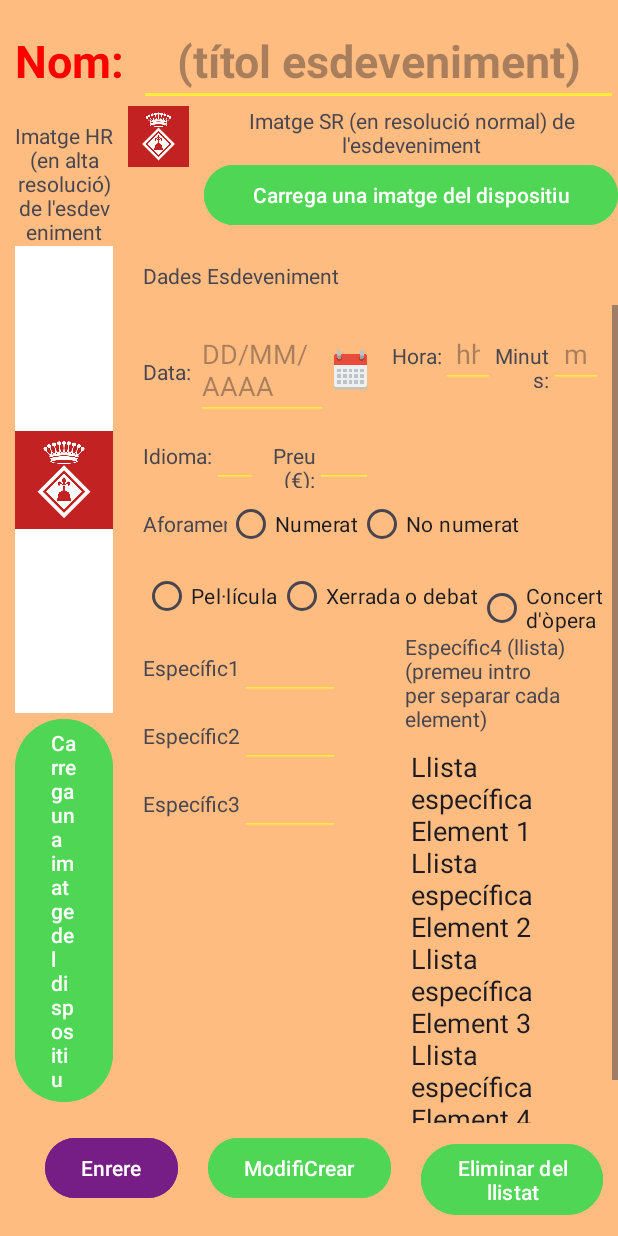
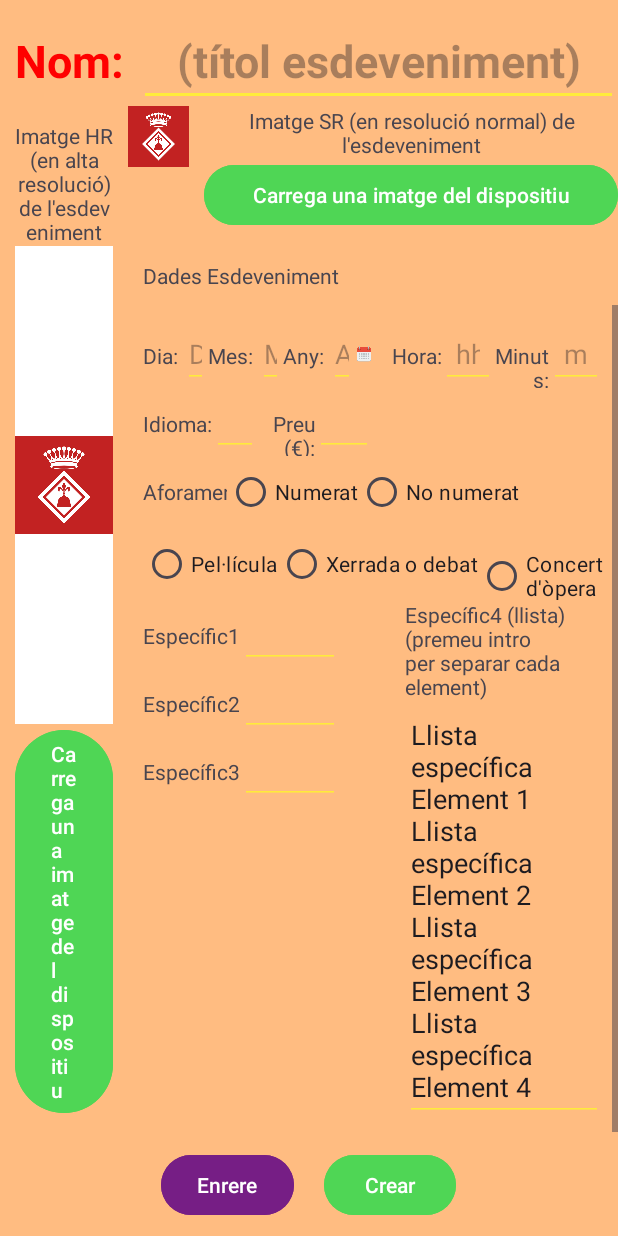
Before and after one commit to ASBcep/M07iM08_repte_1-Espai_Cultural_AlexS, an Android app: the Llistat_Esdeveniments screen opened directly, with no data from a screen before it, after a tap on "Nou esdeveniment", on a phone screen of 412 x 824 dp. Run offline under Robolectric (Android 15) with nearby library versions, the phone set to English and light mode, and no system bars.

Commit message:
programant la lògica

```diff
--- a/app/src/main/java/asb/m07im08/espai_cultural_alexs/ActualitzarLlistat.kt
+++ b/app/src/main/java/asb/m07im08/espai_cultural_alexs/ActualitzarLlistat.kt
@@ -41,10 +41,11 @@ class ActualitzarLlistat (context: Context) {
                 val esdeveniment = Esdeveniment(
                     id = jsonObject.getInt("id"),
                     nom = jsonObject.getString("nom"),
-                    image = jsonObject.getString("image"),
+                    imatgeHR = jsonObject.getString("imageHR"),
+                    imatgeSR = jsonObject.getString("imageSR"),
                     descripcio = jsonObject.getString("descripcio"),
                     data = LocalDateTime.parse(jsonObject.getString("data")),
-                    preu = jsonObject.getDouble("preu").toFloat(),
+                    preu = jsonObject.getDouble("preu"),
                     numerat = jsonObject.getBoolean("numerat"),
                     tipus = jsonObject.getString("tipus"),
                     entrades = entrades,
@@ -82,7 +83,8 @@ class ActualitzarLlistat (context: Context) {
                 val jsonObject = JSONObject().apply {
                     put("id", esdeveniment.id)
                     put("nom", esdeveniment.nom)
-                    put("image", esdeveniment.image)
+                    put("imageHR", esdeveniment.imatgeHR)
+                    put("imageSR", esdeveniment.imatgeSR)
                     put("descripcio", esdeveniment.descripcio)
                     put("data", esdeveniment.data.toString())
                     put("preu", esdeveniment.preu.toDouble())
--- a/app/src/main/java/asb/m07im08/espai_cultural_alexs/Esdeveniment.kt
+++ b/app/src/main/java/asb/m07im08/espai_cultural_alexs/Esdeveniment.kt
@@ -6,10 +6,11 @@ import java.time.LocalDateTime
 class Esdeveniment (
     val id: Int,
     val nom: String,
-    val image: String,
+    val imatgeHR: String,
+    val imatgeSR: String,
     val descripcio: String,
     val data: LocalDateTime,
-    val preu: Float,
+    val preu: Double,
     val numerat: Boolean,
     val tipus: String,
     val entrades: MutableList<Entrada>,
--- a/app/src/main/java/asb/m07im08/espai_cultural_alexs/EsdevenimentAdapter.kt
+++ b/app/src/main/java/asb/m07im08/espai_cultural_alexs/EsdevenimentAdapter.kt
@@ -39,7 +39,7 @@ class EsdevenimentAdapter(val esdeveniments: List<Esdeveniment>, val onItemClick
 
         fun bindElement(esdeveniment: Esdeveniment) {
             val imgVwElement = itemView.findViewById<ImageView>(R.id.ImgListEsdeveniment)
-            val imgElementPath = itemView.context.getFilesDir().toString() + "/imgelements/" + "hr." + esdeveniment.image
+            val imgElementPath = itemView.context.getFilesDir().toString() + "/imgelements/" + "HR." + esdeveniment.imatgeHR
             //val bitmap = BitmapFactory.decodeFile(imgElementPath)
             //val bitmap = BitmapFactory.decodeResource(itemView.resources, R.drawable.defaultelement)
 
--- a/app/src/main/java/asb/m07im08/espai_cultural_alexs/Gestio_Esdeveniment.kt
+++ b/app/src/main/java/asb/m07im08/espai_cultural_alexs/Gestio_Esdeveniment.kt
@@ -1,21 +1,38 @@
 package asb.m07im08.espai_cultural_alexs
 
+import android.app.DatePickerDialog
+import android.app.TimePickerDialog
+import android.icu.util.Calendar
 import androidx.appcompat.app.AppCompatActivity
 import android.os.Bundle
 import android.text.Editable
 import android.view.View
 import android.widget.Button
+import android.widget.DatePicker
 import android.widget.EditText
+import android.widget.ImageView
 import android.widget.LinearLayout
 import android.widget.RadioButton
 import android.widget.RadioGroup
 import android.widget.TextView
+import android.widget.TimePicker
+import android.widget.Toast
+import java.time.LocalDateTime
 
 class Gestio_Esdeveniment : AppCompatActivity() {
+    private var detall: Boolean = false
+    private var nou: Boolean = false
+    private var modificar: Boolean = false
     override fun onCreate(savedInstanceState: Bundle?) {
         super.onCreate(savedInstanceState)
+        //rebo putextra de l'intent
+        detall = intent.getBooleanExtra("detall", false)
+        nou = intent.getBooleanExtra("nou", false)
+        modificar = intent.getBooleanExtra("modificar", false)
 
         setContentView(R.layout.activity_gestio_esdeveniment)
+
+        var esdevenimentThis = llegirEsdeveniment()
 
         val rbPeli = findViewById<RadioButton>(R.id.rbPeli)
         val rbXerrada = findViewById<RadioButton>(R.id.rbXerrada)
@@ -39,6 +56,21 @@ class Gestio_Esdeveniment : AppCompatActivity() {
         val etEspecific3 = findViewById<EditText>(R.id.etEspecific3)*/
         val etEspecific4 = findViewById<EditText>(R.id.etEspecific4)
 
+        val ivCalendari = findViewById<ImageView>(R.id.ivCalendari)
+        val etDia = findViewById<EditText>(R.id.etDia)
+        val etMes = findViewById<EditText>(R.id.etMes)
+        val etAny = findViewById<EditText>(R.id.etAny)
+        val etHora = findViewById<EditText>(R.id.etHora)
+        val etMinuts = findViewById<EditText>(R.id.etMinuts)
+
+        val btnModifiCrear = findViewById<Button>(R.id.btnModifiCrear)
+        val btnEliminar = findViewById<Button>(R.id.btnEliminar)
+
+        if (nou){
+            rgEsdeveniment.visibility = View.VISIBLE
+            btnModifiCrear.text = "Crear"
+            btnEliminar.visibility = View.GONE
+        }
         rgEsdeveniment.setOnCheckedChangeListener{_, isChecked ->
             amagarCampsEspecifics()
             if (rbPeli.isChecked){
@@ -50,6 +82,9 @@ class Gestio_Esdeveniment : AppCompatActivity() {
             if(rbConcert.isChecked){
                 habilitarConcert()
             }
+        }
+        ivCalendari.setOnClickListener{
+            obrirDatePicker()
         }
 
         val llista = listOf("Llista específica Element 1", "Llista específica Element 2", "Llista específica Element 3", "Llista específica Element 4")
@@ -64,9 +99,70 @@ class Gestio_Esdeveniment : AppCompatActivity() {
         }
 
     }
+
+    private fun llegirEsdeveniment():Esdeveniment {
+
+        val id = -1
+        val nom = ""
+        val imatgeHR = ""
+        val imatgeSR = ""
+        val descripcio = ""
+        val data = LocalDateTime.now()
+        val preu = 0.00
+        val numerat = false
+        val tipus = ""
+        val entrades: MutableList<Entrada> = mutableListOf()
+        val especific1 = ""
+        val especific2 = ""
+        val especific3 = ""
+        val especific4: MutableList<String> = mutableListOf()
+        var esdeveniment = Esdeveniment(id, nom, imatgeHR, imatgeSR, descripcio, data, preu, numerat, tipus, entrades, especific1, especific2, especific3, especific4)
+
+        //comprovar si rebem esdeveniment o se n'ha de crear un de nou
+        if (detall){
+            esdeveniment = Esdeveniment_Manager.esdeveniments[Esdeveniment_Manager.index]
+        } else if (modificar) {
+            esdeveniment = Esdeveniment_Manager.esdeveniments[Esdeveniment_Manager.index]
+        } // si es nou retornarà un esdeveniment buit
+        return esdeveniment
+    }
+
+    private fun obrirDatePicker() {//falta assignar data als editext
+        // Obre el selector de data
+        var currentDate = Calendar.getInstance()
+        var year = currentDate.get(Calendar.YEAR)
+        var month = currentDate.get(Calendar.MONTH)
+        var day = currentDate.get(Calendar.DAY_OF_MONTH)
+
+        val currentTime = Calendar.getInstance()
+        var hour = currentTime.get(Calendar.HOUR_OF_DAY)
+        var minute = currentTime.get(Calendar.MINUTE)
+
+        val datePickerDialog = DatePickerDialog(this,
+            DatePickerDialog.OnDateSetListener { _: DatePicker, selectedYear: Int, selectedMonth: Int, selectedDay: Int ->
+                // Obre el selector d'hora quan es selecciona la data
+
+                hour = currentTime.get(Calendar.HOUR_OF_DAY)
+                minute = currentTime.get(Calendar.MINUTE)
+
+                val timePickerDialog = TimePickerDialog(this,
+                    TimePickerDialog.OnTimeSetListener { _: TimePicker, selectedHour: Int, selectedMinute: Int ->
+                        // Aquí pots fer el que vulguis amb la data i hora seleccionades
+                        val selectedDateTime = Calendar.getInstance()
+                        selectedDateTime.set(selectedYear, selectedMonth, selectedDay, selectedHour, selectedMinute)
+                        println("Data i Hora seleccionades: ${selectedDateTime.time}")
+                    }, hour, minute, true)
+
+                timePickerDialog.show()
+            }, year, month, day)
+
+        datePickerDialog.show()
+    }
+
     //funció per buidar camps específics
     private fun amagarCampsEspecifics(){
         //declaro Views
+        val rgEsdeveniment = findViewById<RadioGroup>(R.id.rgEsdeveniment)
 
         val llEspecific1a3 = findViewById<LinearLayout>(R.id.llEspecific1a3)
         val llEspecificEntre3i4 = findViewById<LinearLayout>(R.id.llEspecificEntre3i4)
@@ -84,15 +180,17 @@ class Gestio_Esdeveniment : AppCompatActivity() {
         val etEspecific4 = findViewById<EditText>(R.id.etEspecific4)
 
         //Amago els camps
-        tvEspecific1.visibility = View.GONE;
-        tvEspecific2.visibility = View.GONE;
-        tvEspecific3.visibility = View.GONE;
-        tvEspecific4.visibility = View.GONE;
+        rgEsdeveniment.visibility = View.GONE
 
-        etEspecific1.visibility = View.GONE;
-        etEspecific2.visibility = View.GONE;
-        etEspecific3.visibility = View.GONE;
-        etEspecific4.visibility = View.GONE;
+        tvEspecific1.visibility = View.GONE
+        tvEspecific2.visibility = View.GONE
+        tvEspecific3.visibility = View.GONE
+        tvEspecific4.visibility = View.GONE
+
+        etEspecific1.visibility = View.GONE
+        etEspecific2.visibility = View.GONE
+        etEspecific3.visibility = View.GONE
+        etEspecific4.visibility = View.GONE
 
         //Buido els camps
         tvEspecific1.text = null
--- a/app/src/main/java/asb/m07im08/espai_cultural_alexs/Llistat_Esdeveniments.kt
+++ b/app/src/main/java/asb/m07im08/espai_cultural_alexs/Llistat_Esdeveniments.kt
@@ -10,79 +10,13 @@ import androidx.recyclerview.widget.RecyclerView
 import java.time.LocalDateTime
 
 class Llistat_Esdeveniments : AppCompatActivity() {
-    @SuppressLint("MissingInflatedId")
+
     override fun onCreate(savedInstanceState: Bundle?) {
         super.onCreate(savedInstanceState)
         setContentView(R.layout.activity_llistat_esdeveniments)
 
         val columnesRecyclerView = 1;
-/*
-        // Creació de la llista mutable d'Esdeveniments
-        var esdeveniments = mutableListOf<Esdeveniment>(
-            Esdeveniment(
-                id = 1,
-                nom = "Peli Esdeveniment 1",
-                image = "imatge1.jpg",
-                descripcio = "Descripció esdeveniment 1",
-                data = LocalDateTime.now(),
-                preu = 10.5f,
-                numerat = false,
-                tipus = "Pel·lícula",
-                //entrades = MutableList(Esdeveniment_Manager.aforament) { _ -> Entrada(0, "Alexito Numerario") },
-                entrades = MutableList(Esdeveniment_Manager.aforament) { index -> Entrada(index, "Alexito Numerario") },
-                especific1 = "Frenando Prueba",
-                especific2 = 1999.toString(),
-                especific3 = 111.toString(),
-                especific4 = mutableListOf("Kenoa Ribes", "Catering Zeta Joan", "Garrison Porc")
-            ),
-            Esdeveniment(
-                id = 2,
-                nom = "Xerrada Esdeveniment 2",
-                image = "imatge1.jpg",
-                descripcio = "Descripció esdeveniment 2",
-                data = LocalDateTime.now(),
-                preu = 10.5f,
-                numerat = false,
-                tipus = "Xerrada",
-                entrades = MutableList(Esdeveniment_Manager.aforament) { _ -> Entrada(0, "Alexito Numerista") },
-                especific1 = "",
-                especific2 = "",
-                especific3 = "",
-                especific4 = mutableListOf("Alex Bolea", "Marcos Garcia", "Luis José")
-            ),
-            Esdeveniment(
-                id = 3,
-                nom = "Concert Esdeveniment 3",
-                image = "imatge1.jpg",
-                descripcio = "Descripció esdeveniment 3",
-                data = LocalDateTime.now(),
-                preu = 10.5f,
-                numerat = false,
-                tipus = "Pel·lícula",
-                entrades = MutableList(Esdeveniment_Manager.aforament) { _ -> Entrada(0, "Alexito Numeroso") },
-                especific1 = "Joan Guillems",
-                especific2 = "Orfeó Ca Talà",
-                especific3 = "Orquesta Simfònica del Va Llest",
-                especific4 = mutableListOf("Josep Violante", "Anna Guitarrín", "Mariví Piana", "Guillermina Flautènsia", "Ramon Tambort")
-            ),
-            Esdeveniment(
-                id = 4,
-                nom = "Nom Esdeveniment 4 sense entrades reservades",
-                image = "imatge1.jpg",
-                descripcio = "Descripció esdeveniment 4",
-                data = LocalDateTime.now(),
-                preu = 10.5f,
-                numerat = false,
-                tipus = "Pel·lícula",
-                entrades = MutableList(Esdeveniment_Manager.aforament) { _ -> Entrada(0, "Alexito Numercio") },
-                especific1 = "Frenando Prueba",
-                especific2 = 1999.toString(),
-                especific3 = 111.toString(),
-                especific4 = mutableListOf("Kenoa Ribes", "Catering Zeta Joan", "Garrison Porc")
-            ),
 
-        )
-*/
         ActualitzarLlistat(this)
 
         // Trobar el RecyclerView pel seu ID
@@ -106,23 +40,19 @@ class Llistat_Esdeveniments : AppCompatActivity() {
         //obro gestió esdeveniment.
         val btnNou = findViewById<Button>(R.id.btnNou)
         btnNou.setOnClickListener {
-            val intent = Intent(this, Gestio_Esdeveniment::class.java)
+            val intent = Intent(this, Gestio_Esdeveniment::class.java).apply {
+                putExtra("detall", false)
+                putExtra("nou", true)
+                putExtra("modificar", false)
+            }
             startActivity(intent)
         }
         //obro esdeveniments reservats.
         val btnReserves = findViewById<Button>(R.id.btnReserves)
         btnReserves.setOnClickListener {
-            //val intent = Intent(this, Reserves::class.java)
-            val intent = Intent(this, Esdeveniments_Reservats::class.java)
+            val intent = Intent(this, Reserves::class.java)
             startActivity(intent)
         }
-        /*//obro reserves.
-        val btnReserves = findViewById<Button>(R.id.btnReserves)
-        btnReserves.setOnClickListener {
-            val intent = Intent(this, Reserves::class.java)
-            startActivity(intent)
-        }*/
-
 
     }
 }
--- a/app/src/main/res/layout/activity_gestio_esdeveniment.xml
+++ b/app/src/main/res/layout/activity_gestio_esdeveniment.xml
@@ -136,20 +136,48 @@
                             <TextView
                                 android:layout_width="wrap_content"
                                 android:layout_height="wrap_content"
-                                android:text="Data: "
+                                android:text="Dia: "
                                 />
                             <EditText
+                                android:id="@+id/etDia"
                                 android:layout_width="0dp"
                                 android:layout_height="wrap_content"
-                                android:hint="DD/MM/AAAA"
+                                android:hint="DD"
+                                android:inputType="number"
+                                android:layout_weight="3"
+                                android:backgroundTint="@color/quadreEditable"/>
+                            <TextView
+                                android:layout_width="wrap_content"
+                                android:layout_height="wrap_content"
+                                android:text="Mes: "
+                                />
+                            <EditText
+                                android:id="@+id/etMes"
+                                android:layout_width="0dp"
+                                android:layout_height="wrap_content"
+                                android:hint="MM"
+                                android:inputType="number"
+                                android:layout_weight="3"
+                                android:backgroundTint="@color/quadreEditable"/><TextView
+                            android:layout_width="wrap_content"
+                            android:layout_height="wrap_content"
+                            android:text="Any: "
+                            />
+                            <EditText
+                                android:id="@+id/etAny"
+                                android:layout_width="0dp"
+                                android:layout_height="wrap_content"
+                                android:hint="AAAA"
+                                android:inputType="number"
                                 android:layout_weight="3"
                                 android:backgroundTint="@color/quadreEditable"/>
                             <ImageView
+                                android:id="@+id/ivCalendari"
                                 android:layout_width="0dp"
                                 android:layout_height="match_parent"
                                 android:src="@drawable/calendari"
                                 android:scaleType="centerInside"
-                                android:layout_weight="1"
+                                android:layout_weight="2"
                                 />
                         </LinearLayout>
                         <LinearLayout
@@ -168,6 +196,7 @@
                                     android:layout_weight="1"
                                     android:textAlignment="textEnd"/>
                                 <EditText
+                                    android:id="@+id/etHora"
                                     android:layout_width="0dp"
                                     android:layout_height="wrap_content"
                                     android:hint="hh"
@@ -175,6 +204,7 @@
                                     android:layout_weight="1"
                                     android:paddingHorizontal="10dp"
                                     android:backgroundTint="@color/quadreEditable"/>
+
                             </LinearLayout>
                             <LinearLayout
                                 android:layout_width="0dp"
@@ -187,6 +217,7 @@
                                     android:layout_weight="1"
                                     android:textAlignment="textEnd"/>
                                 <EditText
+                                    android:id="@+id/etMinuts"
                                     android:layout_width="0dp"
                                     android:layout_height="wrap_content"
                                     android:hint="mm"
@@ -416,7 +447,7 @@
             android:text="ModifiCrear"
             android:backgroundTint="@color/boto" />
         <Button
-            android:id="@+id/btnCancel"
+            android:id="@+id/btnEliminar"
             android:layout_width="wrap_content"
             android:layout_height="wrap_content"
             android:text="Eliminar del llistat"
```
Also changed, not shown: app/src/main/java/asb/m07im08/espai_cultural_alexs/esdeveniments.json (+8 -4 lines).
